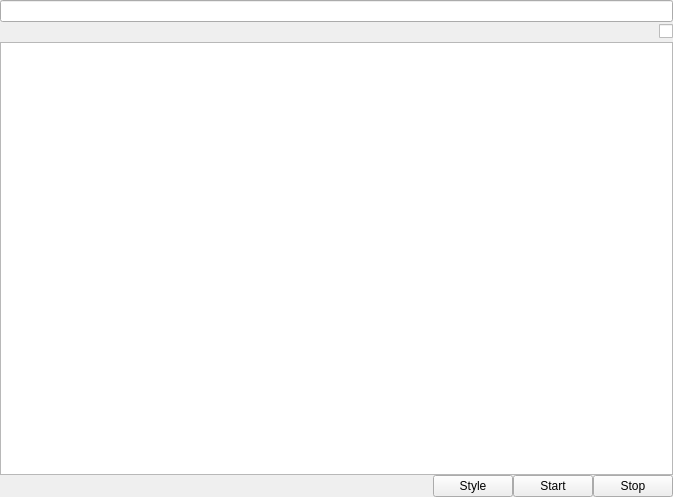
Qt form ui/MainWindow.ui (nico88chessa/marcatrice-csv2json-daemon) before a commit.
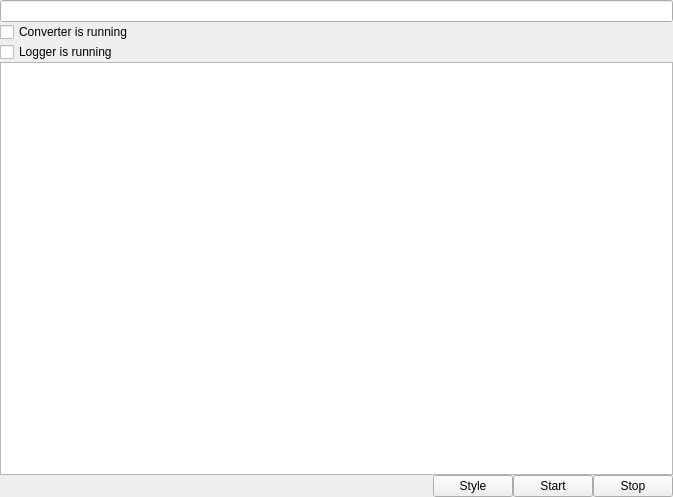
The same form after that commit. Custom widgets are drawn as their Qt base class.

What changed in the file:
```diff
--- a/ui/MainWindow.ui
+++ b/ui/MainWindow.ui
@@ -54,14 +54,7 @@
        <property name="spacing">
         <number>0</number>
        </property>
-       <item row="1" column="1">
-        <widget class="QCheckBox" name="cbIsRunning">
-         <property name="text">
-          <string/>
-         </property>
-        </widget>
-       </item>
-       <item row="1" column="0">
+       <item row="2" column="1" rowspan="2">
         <spacer name="hs2">
          <property name="orientation">
           <enum>Qt::Horizontal</enum>
@@ -74,7 +67,24 @@
          </property>
         </spacer>
        </item>
-       <item row="0" column="0" colspan="2">
+       <item row="2" column="0">
+        <widget class="QCheckBox" name="cbConverter">
+         <property name="text">
+          <string>Converter is running</string>
+         </property>
+        </widget>
+       </item>
+       <item row="3" column="0">
+        <widget class="QCheckBox" name="cbLogger">
+         <property name="text">
+          <string>Logger is running</string>
+         </property>
+        </widget>
+       </item>
+       <item row="4" column="0" colspan="3">
+        <widget class="QPlainTextEdit" name="pteEditor"/>
+       </item>
+       <item row="1" column="0" colspan="2">
         <widget class="MDLineEdit" name="leSourcePath">
          <property name="styleSheet">
           <string notr="true"/>
@@ -107,9 +117,6 @@
          </property>
         </widget>
        </item>
-       <item row="2" column="0" colspan="2">
-        <widget class="QPlainTextEdit" name="pteEditor"/>
-       </item>
       </layout>
      </widget>
     </item>
```
Left out of the diff: 4 changed lines with no effect on the pictures.
